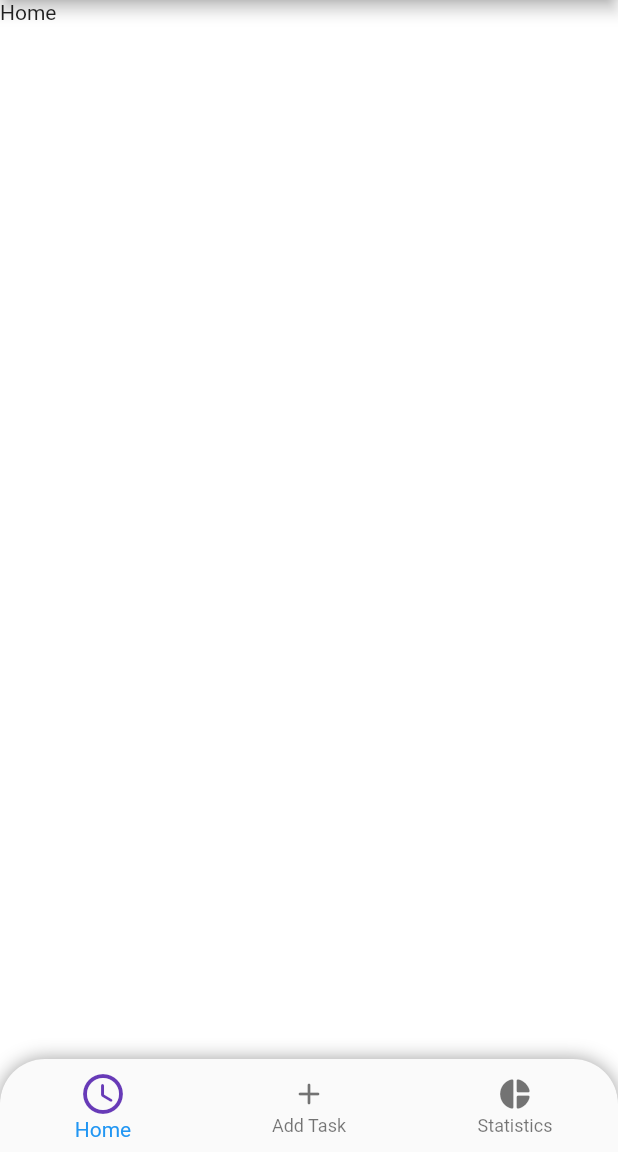
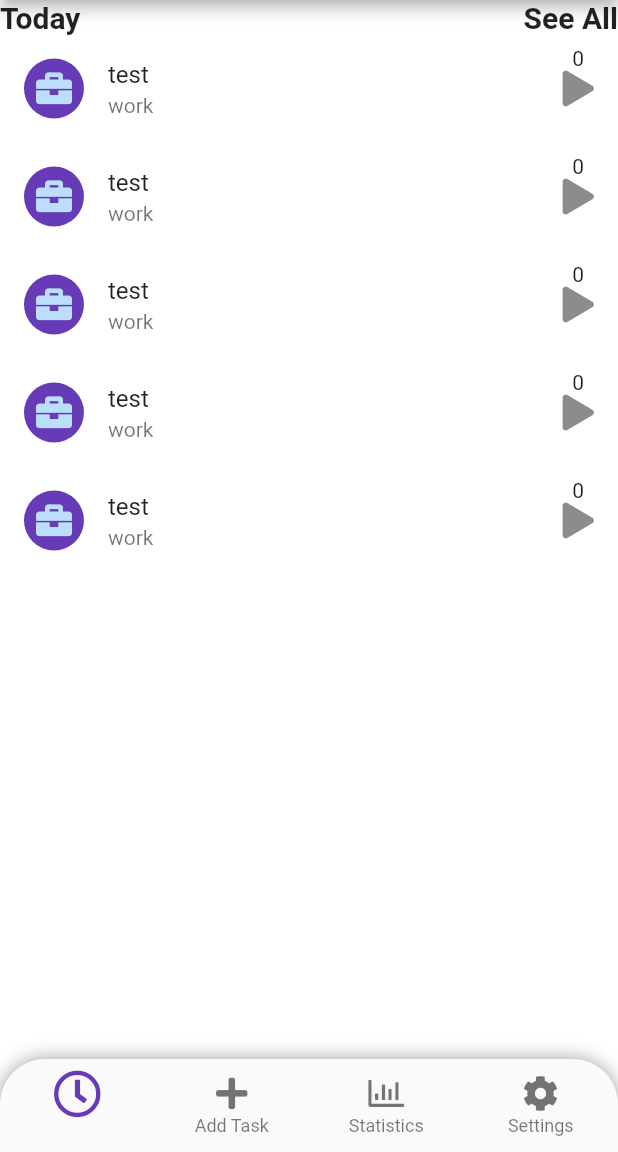
Before and after one commit to FatihDursunUzer1/task_time_tracker, a Flutter app: the Home screen opened directly, on a phone screen of 412 x 824 dp, the part 84-1236 px from its top. Run offline on Flutter 3.47's test engine with Material 2 defaults, Android fonts, the phone set to English and light mode, and no system bars; our stand-ins replace firebase_auth, firebase_core, flutter_signin_button, font_awesome_flutter, hive, hive_flutter and 1 more; accounts and stored records are empty.

Commit message:
Home Page view modified

```diff
--- a/lib/core/application/constants/page_constants.dart
+++ b/lib/core/application/constants/page_constants.dart
@@ -12,4 +12,5 @@ class PageConstants {
   static const String termsOfService = '/terms-of-service';
   static const String notFound = '/not-found';
   static const String splash = '/splash';
+  static const String task = '/task';
 }
--- a/lib/core/application/navigation/navigation_route.dart
+++ b/lib/core/application/navigation/navigation_route.dart
@@ -3,6 +3,7 @@ import 'package:task_time_tracker/core/application/constants/page_constants.dart
 import 'package:task_time_tracker/presentatiton/views/home/home_view.dart';
 import 'package:task_time_tracker/presentatiton/views/login/login_view.dart';
 import 'package:task_time_tracker/presentatiton/views/register/register_view.dart';
+import 'package:task_time_tracker/presentatiton/views/tasks/task_view.dart';
 
 import '../../../main.dart';
 import '../../../presentatiton/views/splash/splash_view.dart';
@@ -33,6 +34,8 @@ class NavigationRoute {
         return defaultRoute(Login());
       case PageConstants.register:
         return defaultRoute(Register());
+      case PageConstants.task:
+        return defaultRoute(TaskView());
       default:
         return defaultRoute(Home());
     }
--- a/lib/core/domain/entities/Tasks/task.dart
+++ b/lib/core/domain/entities/Tasks/task.dart
@@ -10,18 +10,24 @@ part 'task.g.dart';
 class Task implements IEntity<Task> {
   late String icon;
   late String title;
-  late String? description;
+  late String description;
   List<TaskTags>? tags;
+  late Duration? duration;
+  late bool isCompleted;
 
   @override
   late final String id;
 
+  Task.init();
+
   Task({
     required this.icon,
     required this.title,
-    this.description,
+    required this.description,
     this.tags,
     required this.id,
+    required this.duration,
+    required this.isCompleted,
   });
 
   @override
--- /dev/null
+++ b/lib/presentatiton/utility/enums/TaskIcons.dart
@@ -0,0 +1,35 @@
+import 'package:flutter/material.dart';
+import 'package:font_awesome_flutter/font_awesome_flutter.dart';
+import 'package:task_time_tracker/core/application/constants/color_constants.dart';
+import 'package:task_time_tracker/core/domain/entities/Tasks/task_tags.dart';
+
+class TaskIcon extends StatelessWidget {
+  final TaskTags taskTag;
+  final Color? color;
+
+  const TaskIcon({super.key, required this.taskTag, this.color});
+
+  @override
+  Widget build(BuildContext context) {
+    return CircleAvatar(
+        backgroundColor: color ?? ColorConstants.customPurple.color,
+        child: _getIcon());
+  }
+
+  Widget _getIcon() {
+    switch (taskTag) {
+      case TaskTags.work:
+        return const FaIcon(FontAwesomeIcons.briefcase);
+      case TaskTags.personal:
+        return const FaIcon(FontAwesomeIcons.user);
+      case TaskTags.other:
+        return const FaIcon(FontAwesomeIcons.question);
+      case TaskTags.home:
+        return const FaIcon(FontAwesomeIcons.home);
+      case TaskTags.shopping:
+        return const FaIcon(FontAwesomeIcons.shoppingCart);
+      default:
+        return const FaIcon(FontAwesomeIcons.question);
+    }
+  }
+}
--- a/lib/presentatiton/views/home/home_view.dart
+++ b/lib/presentatiton/views/home/home_view.dart
@@ -1,11 +1,20 @@
 import 'package:flutter/material.dart';
 import 'package:flutter/src/widgets/framework.dart';
 import 'package:flutter/src/widgets/placeholder.dart';
+import 'package:font_awesome_flutter/font_awesome_flutter.dart';
+import 'package:hive/hive.dart';
 import 'package:provider/provider.dart';
+import 'package:task_time_tracker/core/application/constants/color_constants.dart';
 import 'package:task_time_tracker/core/application/constants/page_constants.dart';
+import 'package:task_time_tracker/core/application/navigation/navigation_service.dart';
+import 'package:task_time_tracker/core/domain/entities/Tasks/task.dart';
+import 'package:task_time_tracker/core/domain/entities/Tasks/task_tags.dart';
+import 'package:task_time_tracker/presentatiton/utility/enums/TaskIcons.dart';
 import 'package:task_time_tracker/presentatiton/views/add/add_task_view.dart';
 import 'package:task_time_tracker/presentatiton/views/home/home_view_model.dart';
+import 'package:task_time_tracker/presentatiton/views/settings/settings_view.dart';
 import 'package:task_time_tracker/presentatiton/views/statistics/statistics_view.dart';
+import 'package:task_time_tracker/presentatiton/views/tasks/task_view_model.dart';
 import 'package:task_time_tracker/presentatiton/widgets/functional_app_bar.dart';
 
 class Home extends StatefulWidget {
@@ -16,6 +25,22 @@ class Home extends StatefulWidget {
 }
 
 class _HomeState extends State<Home> {
+  late List<Task>? _currentTasks;
+  @override
+  void initState() {
+    super.initState();
+    _currentTasks = List.filled(
+        5,
+        Task(
+            icon: 'test',
+            title: 'test',
+            description: 'test',
+            id: 'test',
+            duration: Duration(minutes: 10),
+            isCompleted: false,
+            tags: List.filled(1, TaskTags.work)));
+  }
+
   @override
   Widget build(BuildContext context) {
     return Scaffold(
@@ -33,41 +58,129 @@ class _HomeState extends State<Home> {
                   topLeft: Radius.circular(30.0),
                   topRight: Radius.circular(30.0),
                 ),
-                child: BottomNavigationBar(
-                  onTap: (value) {
-                    context.read<HomeViewModel>().setCurrentNavBarIndex(value);
-                  },
-                  currentIndex:
-                      context.watch<HomeViewModel>().currentNavBarIndex,
-                  items: const <BottomNavigationBarItem>[
-                    BottomNavigationBarItem(
-                      icon: Icon(Icons.access_time_rounded),
-                      label: 'Home',
-                    ),
-                    BottomNavigationBarItem(
-                      icon: Icon(Icons.add_rounded),
-                      label: 'Add Task',
-                    ),
-                    BottomNavigationBarItem(
-                      icon: Icon(Icons.pie_chart_rounded),
-                      label: 'Statistics',
-                    ),
-                  ],
-                ))),
+                child: HomeBottomNavigationBar(context))),
         appBar: FunctionalAppBar(
           title: 'Ana Sayfa',
         ),
         body: HomeWidget());
   }
 
+  BottomNavigationBar HomeBottomNavigationBar(BuildContext context) {
+    return BottomNavigationBar(
+      showSelectedLabels: false,
+      showUnselectedLabels: true,
+      fixedColor: ColorConstants.customPurple.color,
+      type: BottomNavigationBarType.fixed,
+      onTap: (value) {
+        context.read<HomeViewModel>().setCurrentNavBarIndex(value);
+      },
+      currentIndex: context.watch<HomeViewModel>().currentNavBarIndex,
+      items: BottomNavigationBarItems,
+    );
+  }
+
+  List<BottomNavigationBarItem> get BottomNavigationBarItems {
+    return const <BottomNavigationBarItem>[
+      BottomNavigationBarItem(
+        icon: FaIcon(FontAwesomeIcons.clock),
+        label: 'Home',
+      ),
+      BottomNavigationBarItem(
+        icon: FaIcon(FontAwesomeIcons.plus),
+        label: 'Add Task',
+      ),
+      BottomNavigationBarItem(
+        icon: FaIcon(FontAwesomeIcons.chartBar),
+        label: 'Statistics',
+      ),
+      BottomNavigationBarItem(
+          icon: FaIcon(FontAwesomeIcons.cog), label: 'Settings')
+    ];
+  }
+
   Widget HomeWidget() {
     if (context.watch<HomeViewModel>().currentNavBarIndex == 0) {
-      return Text('Home');
+      return Column(
+        crossAxisAlignment: CrossAxisAlignment.start,
+        children: [
+          Row(
+            mainAxisAlignment: MainAxisAlignment.spaceBetween,
+            children: [
+              ClickableText('Today', 'All'),
+              FilterClickableText('See All', 'See Today')
+            ],
+          ),
+          Expanded(
+              child: ListView.builder(
+                  itemCount: _currentTasks!.length,
+                  itemBuilder: (context, index) {
+                    return ClickableListTile(context, index);
+                  }))
+        ],
+      );
     } else if (context.watch<HomeViewModel>().currentNavBarIndex == 1) {
       return AddTask();
-    } else if (context.watch<HomeViewModel>().currentNavBarIndex == 2)
+    } else if (context.watch<HomeViewModel>().currentNavBarIndex == 2) {
       return StatisticsView();
-    else
-      return Text('Home');
+    } else if (context.watch<HomeViewModel>().currentNavBarIndex == 3) {
+      return SettingsView();
+    } else {
+      return const Placeholder();
+    }
+  }
+
+  FilterClickableText(String condition1, String condition2) {
+    return InkWell(
+      onTap: () {
+        context.read<HomeViewModel>().setTaskFilterDay(
+            context.read<HomeViewModel>().taskFilterDay == TaskFilterDay.today
+                ? TaskFilterDay.all
+                : TaskFilterDay.today);
+      },
+      child: ClickableText(condition1, condition2),
+    );
+  }
+
+  Text ClickableText(String condition1, String condition2) {
+    return Text(
+        context.watch<HomeViewModel>().taskFilterDay == TaskFilterDay.today
+            ? condition1
+            : condition2,
+        style: TextStyle(fontSize: 20, fontWeight: FontWeight.bold));
+  }
+
+  InkWell ClickableListTile(BuildContext context, int index) {
+    return InkWell(
+        onTap: () {
+          debugPrint('tapped');
+          context.read<TaskViewModel>().currentTask = _currentTasks![index];
+          NavigationService.instance.navigateToPage(path: PageConstants.task);
+        },
+        child: ListTileTask(index));
+  }
+
+  ListTile ListTileTask(int index) {
+    var task = _currentTasks![index];
+    return ListTile(
+      trailing: ListTileTrailing(task),
+      subtitle: task.tags!.isNotEmpty
+          ? Text(task.tags![0].name)
+          : const Text('No tags'),
+      leading: ListTileLeading(task.tags![0]),
+      title: Text(task.title),
+    );
+  }
+
+  Column ListTileTrailing(Task task) {
+    return Column(children: [
+      Text(task.duration!.inHours.toString()),
+      task.isCompleted
+          ? const FaIcon(FontAwesomeIcons.checkSquare)
+          : const FaIcon(FontAwesomeIcons.play)
+    ]);
+  }
+
+  TaskIcon ListTileLeading(TaskTags taskTags) {
+    return TaskIcon(taskTag: taskTags);
   }
 }
--- a/lib/presentatiton/views/home/home_view_model.dart
+++ b/lib/presentatiton/views/home/home_view_model.dart
@@ -7,4 +7,13 @@ class HomeViewModel extends ChangeNotifier {
     _currentNavBarIndex = index;
     notifyListeners();
   }
+
+  TaskFilterDay _taskFilterDay = TaskFilterDay.today;
+  TaskFilterDay get taskFilterDay => _taskFilterDay;
+  void setTaskFilterDay(TaskFilterDay taskFilterDay) {
+    _taskFilterDay = taskFilterDay;
+    notifyListeners();
+  }
 }
+
+enum TaskFilterDay { today, all }
--- /dev/null
+++ b/lib/presentatiton/views/tasks/task_view_model.dart
@@ -0,0 +1,12 @@
+import 'package:flutter/material.dart';
+import 'package:task_time_tracker/core/domain/entities/Tasks/task.dart';
+
+class TaskViewModel extends ChangeNotifier {
+  Task _currentTask = Task.init();
+
+  Task get currentTask => _currentTask;
+  void set currentTask(Task task) {
+    _currentTask = task;
+    notifyListeners();
+  }
+}
--- a/lib/presentatiton/widgets/functional_app_bar.dart
+++ b/lib/presentatiton/widgets/functional_app_bar.dart
@@ -2,7 +2,7 @@ import 'package:flutter/material.dart';
 import 'package:provider/provider.dart';
 import 'package:task_time_tracker/core/application/Theme/custom_theme_mode.dart';
 import 'package:task_time_tracker/core/application/constants/app_constants.dart';
-import 'package:task_time_tracker/core/application/state/global_state_provider.dart';
+import 'package:task_time_tracker/core/application/state/theme_state_provider.dart';
 
 class FunctionalAppBar extends StatefulWidget implements PreferredSizeWidget {
   String? title;
```
Also changed, not shown: lib/main.dart (+8 -4 lines), lib/presentatiton/views/settings/settings_view.dart (added, +20 -0 lines), lib/presentatiton/views/tasks/task_view.dart (added, +52 -0 lines), lib/core/application/state/theme_state_provider.dart (renamed from lib/core/application/state/global_state_provider.dart), lib/core/domain/entities/Tasks/task.g.dart.
